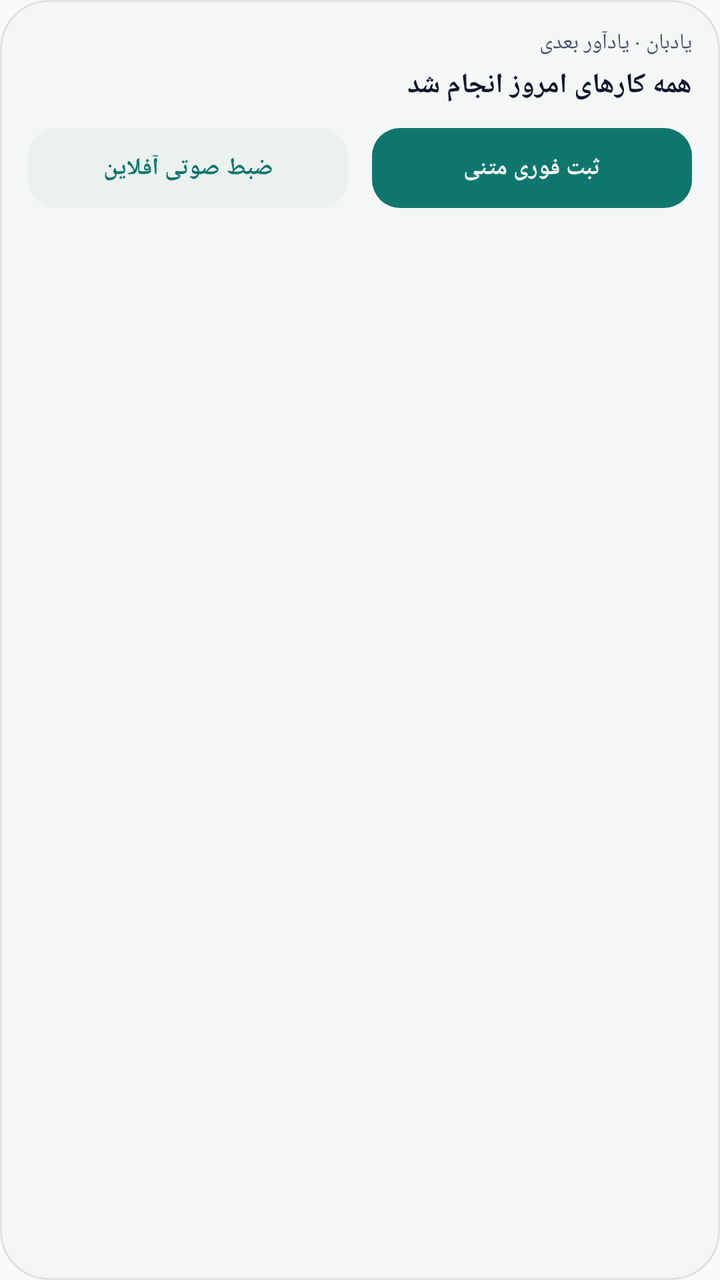
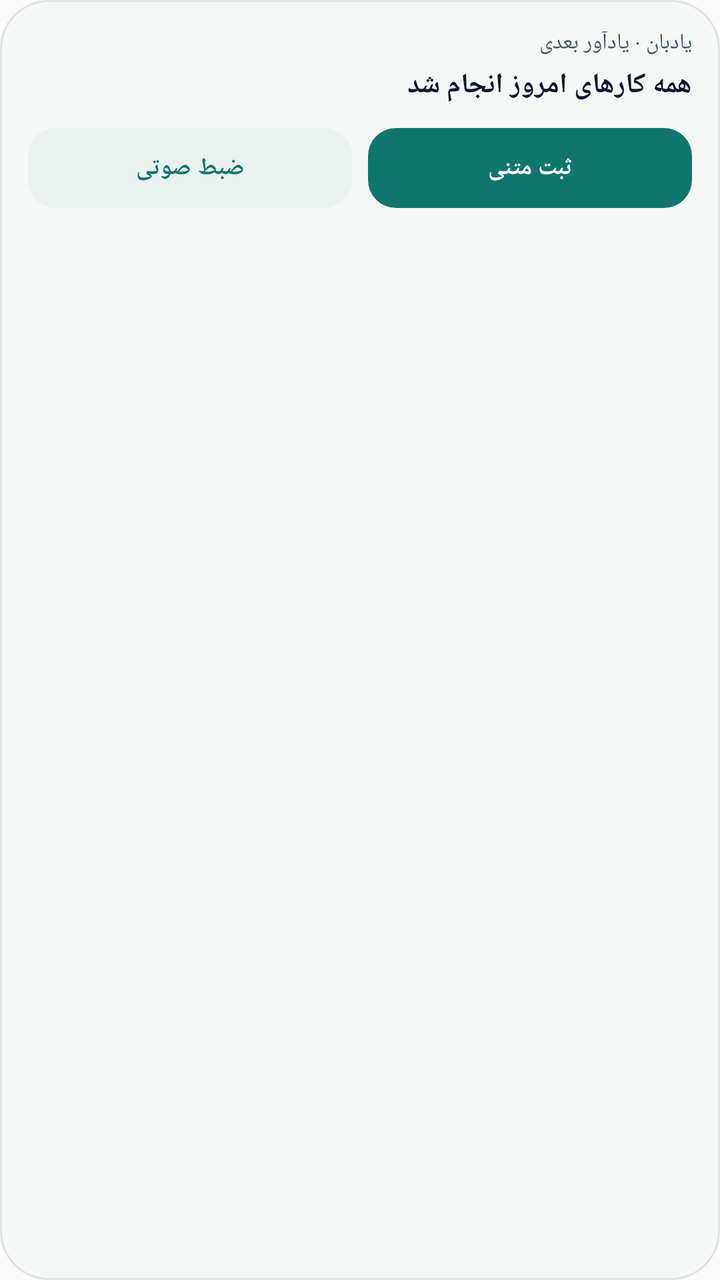

Before-and-after screenshots of an Android layout around one commit, followed by the original layout XML and the change that was made.
<!-- AndroidManifest.xml: application theme AppTheme -->
<!-- res/layout/widget_quick.xml -->
<?xml version="1.0" encoding="utf-8"?>
<LinearLayout xmlns:android="http://schemas.android.com/apk/res/android"
    android:id="@+id/widget_quick_root"
    android:layout_width="match_parent"
    android:layout_height="match_parent"
    android:background="@drawable/widget_bg_tonal"
    android:layoutDirection="rtl"
    android:orientation="vertical"
    android:padding="14dp">

    <TextView
        android:layout_width="wrap_content"
        android:layout_height="wrap_content"
        android:text="یادبان · یادآور بعدی"
        android:textColor="#475569"
        android:textSize="11sp" />

    <TextView
        android:id="@+id/widget_quick_next"
        android:layout_width="match_parent"
        android:layout_height="wrap_content"
        android:layout_marginTop="4dp"
        android:ellipsize="end"
        android:maxLines="2"
        android:text="همه کارهای امروز انجام شد"
        android:textColor="#0F172A"
        android:textSize="14sp"
        android:textStyle="bold" />

    <LinearLayout
        android:layout_width="match_parent"
        android:layout_height="wrap_content"
        android:layout_marginTop="12dp"
        android:orientation="horizontal">

        <TextView
            android:id="@+id/widget_quick_text_btn"
            android:layout_width="0dp"
            android:layout_height="40dp"
            android:layout_marginEnd="6dp"
            android:layout_weight="1"
            android:background="@drawable/widget_btn_accent"
            android:gravity="center"
            android:text="ثبت فوری متنی"
            android:textColor="#FFFFFF"
            android:textSize="12sp"
            android:textStyle="bold" />

        <TextView
            android:id="@+id/widget_quick_voice_btn"
            android:layout_width="0dp"
            android:layout_height="40dp"
            android:layout_marginStart="6dp"
            android:layout_weight="1"
            android:background="@drawable/widget_row_bg"
            android:gravity="center"
            android:text="ضبط صوتی آفلاین"
            android:textColor="#0F766E"
            android:textSize="12sp"
            android:textStyle="bold" />
    </LinearLayout>
</LinearLayout>
<!-- resources referenced by this layout -->
<resources>
  <!-- drawable widget_bg_tonal (drawable) -->
  <?xml version="1.0" encoding="utf-8"?>
  <shape xmlns:android="http://schemas.android.com/apk/res/android" android:shape="rectangle">
      <solid android:color="#F4F7F6" />
      <corners android:radius="24dp" />
      <stroke android:width="1dp" android:color="#1A0F172A" />
  </shape>
  <!-- drawable widget_btn_accent (drawable) -->
  <?xml version="1.0" encoding="utf-8"?>
  <shape xmlns:android="http://schemas.android.com/apk/res/android" android:shape="rectangle">
      <solid android:color="#0F766E" />
      <corners android:radius="14dp" />
  </shape>
  <!-- drawable widget_row_bg (drawable) -->
  <?xml version="1.0" encoding="utf-8"?>
  <shape xmlns:android="http://schemas.android.com/apk/res/android" android:shape="rectangle">
      <solid android:color="#EAF1EF" />
      <corners android:radius="14dp" />
  </shape>
  <style name="AppTheme" parent="Theme.AppCompat.Light.DarkActionBar">
          
          <item name="colorPrimary">@color/colorPrimary</item>
          <item name="colorPrimaryDark">@color/colorPrimaryDark</item>
          <item name="colorAccent">@color/colorAccent</item>
      </style>
</resources>

<!-- the commit's change to res/layout/widget_quick.xml (unified diff, before → after) -->
@@ -37,11 +37,15 @@
             android:id="@+id/widget_quick_text_btn"
             android:layout_width="0dp"
             android:layout_height="40dp"
-            android:layout_marginEnd="6dp"
+            android:layout_marginEnd="4dp"
             android:layout_weight="1"
             android:background="@drawable/widget_btn_accent"
+            android:ellipsize="end"
             android:gravity="center"
-            android:text="ثبت فوری متنی"
+            android:maxLines="1"
+            android:paddingLeft="6dp"
+            android:paddingRight="6dp"
+            android:text="ثبت متنی"
             android:textColor="#FFFFFF"
             android:textSize="12sp"
             android:textStyle="bold" />
@@ -50,11 +54,15 @@
             android:id="@+id/widget_quick_voice_btn"
             android:layout_width="0dp"
             android:layout_height="40dp"
-            android:layout_marginStart="6dp"
+            android:layout_marginStart="4dp"
             android:layout_weight="1"
             android:background="@drawable/widget_row_bg"
+            android:ellipsize="end"
             android:gravity="center"
-            android:text="ضبط صوتی آفلاین"
+            android:maxLines="1"
+            android:paddingLeft="6dp"
+            android:paddingRight="6dp"
+            android:text="ضبط صوتی"
             android:textColor="#0F766E"
             android:textSize="12sp"
             android:textStyle="bold" />
